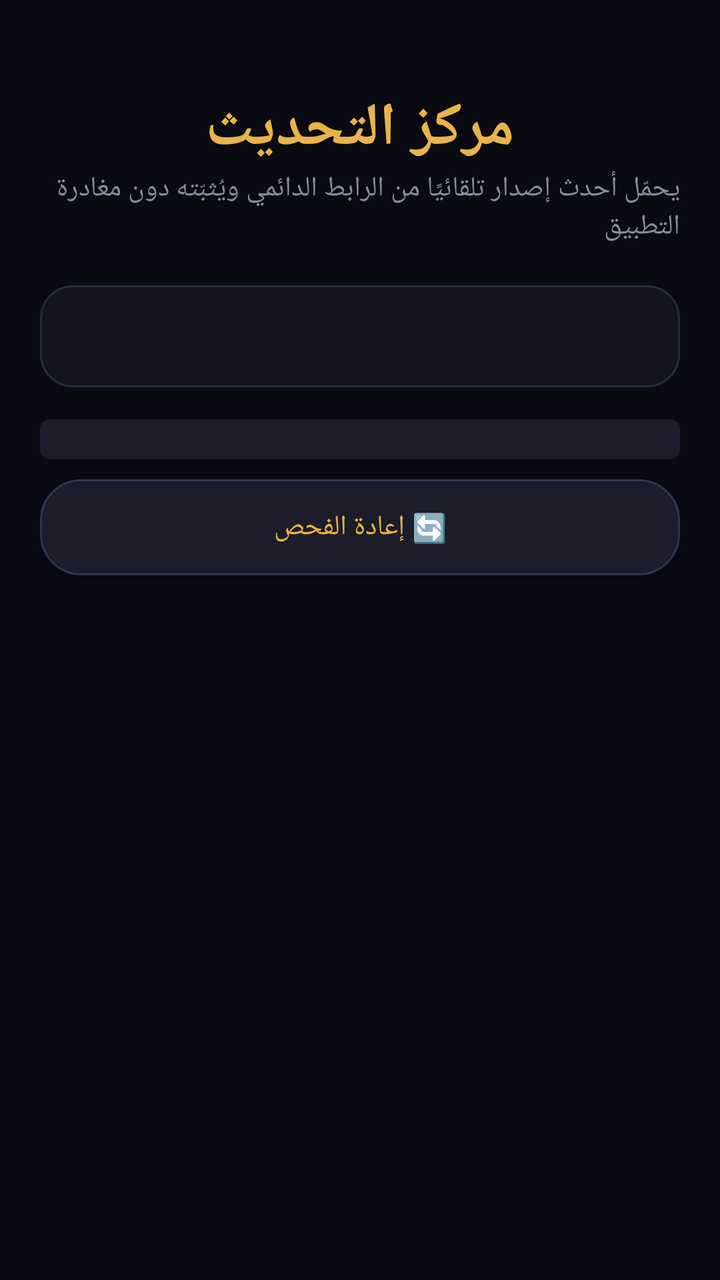
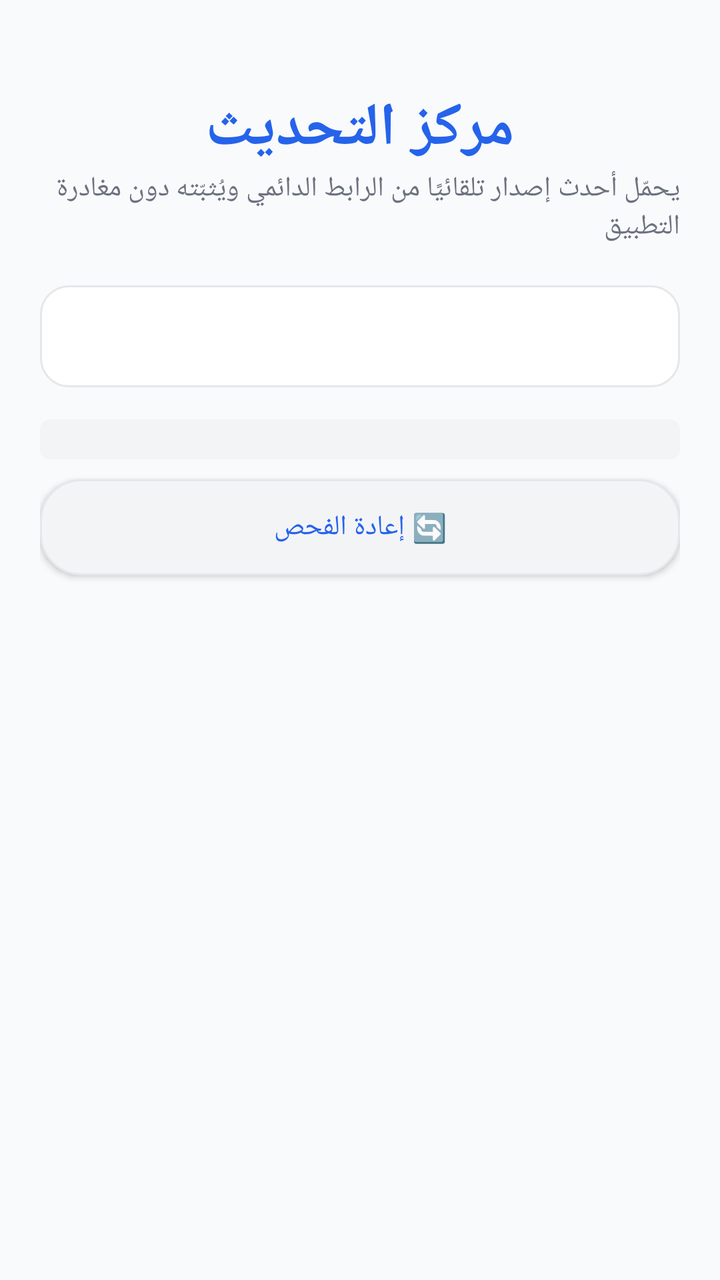

Compare the two renders of this Android layout. The source of the first and the diff that turns it into the second are given below.
<!-- AndroidManifest.xml: application theme AppTheme -->
<!-- res/layout/activity_update.xml -->
<?xml version="1.0" encoding="utf-8"?>
<ScrollView xmlns:android="http://schemas.android.com/apk/res/android"
    android:layout_width="match_parent"
    android:layout_height="match_parent"
    android:background="@color/bg"
    android:fillViewport="true">

    <LinearLayout
        android:layout_width="match_parent"
        android:layout_height="wrap_content"
        android:orientation="vertical"
        android:padding="20dp">

        <TextView
            android:layout_width="wrap_content"
            android:layout_height="wrap_content"
            android:layout_gravity="center"
            android:layout_marginTop="24dp"
            android:text="@string/update_center"
            android:textColor="@color/gold"
            android:textSize="30sp"
            android:textStyle="bold" />

        <TextView
            android:layout_width="wrap_content"
            android:layout_height="wrap_content"
            android:layout_gravity="center"
            android:layout_marginBottom="20dp"
            android:text="@string/update_subtitle"
            android:textColor="@color/text_dim"
            android:textSize="14sp" />

        <TextView
            android:id="@+id/update_status"
            android:layout_width="match_parent"
            android:layout_height="wrap_content"
            android:padding="16dp"
            android:background="@drawable/bg_card"
            android:textColor="@color/text"
            android:textSize="14sp" />

        <ProgressBar
            android:id="@+id/update_bar"
            style="@android:style/Widget.ProgressBar.Horizontal"
            android:layout_width="match_parent"
            android:layout_height="wrap_content"
            android:layout_marginTop="16dp"
            android:max="100"
            android:progress="0"
            android:progressTint="@color/gold"
            android:progressBackgroundTint="@color/surface2" />

        <Button
            android:id="@+id/install_btn"
            android:layout_width="match_parent"
            android:layout_height="wrap_content"
            android:layout_marginTop="16dp"
            android:padding="14dp"
            android:text="@string/install_now"
            android:textColor="#1A1206"
            android:textStyle="bold"
            android:background="@drawable/bg_glow_button"
            android:visibility="gone" />

        <Button
            android:id="@+id/check_btn"
            android:layout_width="match_parent"
            android:layout_height="wrap_content"
            android:layout_marginTop="10dp"
            android:padding="14dp"
            android:text="@string/recheck"
            android:textColor="@color/gold"
            android:background="@drawable/bg_chip" />
    </LinearLayout>
</ScrollView>
<!-- resources referenced by this layout -->
<resources>
  <color name="bg">#0A0A12</color>
  <color name="gold">#E8B44A</color>
  <color name="surface2">#1C1C2A</color>
  <color name="text">#F2EFE6</color>
  <color name="text_dim">#8A8AA0</color>
  <!-- drawable bg_card (drawable) -->
  <?xml version="1.0" encoding="utf-8"?>
  <shape xmlns:android="http://schemas.android.com/apk/res/android" android:shape="rectangle">
      <solid android:color="@color/surface" />
      <corners android:radius="16dp" />
      <stroke android:width="1dp" android:color="#2A2A40" />
  </shape>
  <!-- drawable bg_chip (drawable) -->
  <?xml version="1.0" encoding="utf-8"?>
  <shape xmlns:android="http://schemas.android.com/apk/res/android" android:shape="rectangle">
      <solid android:color="@color/surface2" />
      <corners android:radius="20dp" />
      <stroke android:width="1dp" android:color="#333350" />
  </shape>
  <!-- drawable bg_glow_button (drawable) -->
  <?xml version="1.0" encoding="utf-8"?>
  <shape xmlns:android="http://schemas.android.com/apk/res/android" android:shape="rectangle">
      <gradient android:startColor="#E8B44A" android:endColor="#B97F1F" android:angle="270" />
      <corners android:radius="14dp" />
  </shape>
  <string name="install_now">⬇️ تحميل أحدث إصدار الآن</string>
  <string name="recheck">🔄 إعادة الفحص</string>
  <string name="update_center">مركز التحديث</string>
  <string name="update_subtitle">يحمّل أحدث إصدار تلقائيًا من الرابط الدائمي ويُثبّته دون مغادرة التطبيق</string>
  <style name="AppTheme" parent="android:Theme.Material.NoActionBar">
          <item name="android:windowBackground">@color/bg</item>
          <item name="android:colorPrimary">@color/bg</item>
          <item name="android:colorPrimaryDark">@color/bg</item>
          <item name="android:colorAccent">@color/gold</item>
          <item name="android:statusBarColor">@color/bg</item>
          <item name="android:navigationBarColor">@color/bg</item>
          <item name="android:textColorPrimary">@color/text</item>
          <item name="android:textColorSecondary">@color/text_dim</item>
      </style>
  <color name="surface">#14141F</color>
</resources>

<!-- the commit's change to res/layout/activity_update.xml (unified diff, before → after) -->
@@ -57,7 +57,7 @@
             android:layout_marginTop="16dp"
             android:padding="14dp"
             android:text="@string/install_now"
-            android:textColor="#1A1206"
+            android:textColor="#FFFFFF"
             android:textStyle="bold"
             android:background="@drawable/bg_glow_button"
             android:visibility="gone" />
<!-- resource entries referenced after the edit -->
@@ -1,44 +1,46 @@
 <!-- resources referenced by this layout -->
 <resources>
-  <color name="bg">#0A0A12</color>
-  <color name="gold">#E8B44A</color>
-  <color name="surface2">#1C1C2A</color>
-  <color name="text">#F2EFE6</color>
-  <color name="text_dim">#8A8AA0</color>
+  <color name="bg">#F9FAFB</color>
+  <color name="gold">#2563EB</color>
+  <color name="surface2">#F3F4F6</color>
+  <color name="text">#111827</color>
+  <color name="text_dim">#6B7280</color>
   <!-- drawable bg_card (drawable) -->
   <?xml version="1.0" encoding="utf-8"?>
   <shape xmlns:android="http://schemas.android.com/apk/res/android" android:shape="rectangle">
       <solid android:color="@color/surface" />
-      <corners android:radius="16dp" />
-      <stroke android:width="1dp" android:color="#2A2A40" />
+      <corners android:radius="14dp" />
+      <stroke android:width="1dp" android:color="@color/border" />
   </shape>
   <!-- drawable bg_chip (drawable) -->
   <?xml version="1.0" encoding="utf-8"?>
   <shape xmlns:android="http://schemas.android.com/apk/res/android" android:shape="rectangle">
       <solid android:color="@color/surface2" />
       <corners android:radius="20dp" />
-      <stroke android:width="1dp" android:color="#333350" />
+      <stroke android:width="1dp" android:color="@color/border" />
   </shape>
   <!-- drawable bg_glow_button (drawable) -->
   <?xml version="1.0" encoding="utf-8"?>
   <shape xmlns:android="http://schemas.android.com/apk/res/android" android:shape="rectangle">
-      <gradient android:startColor="#E8B44A" android:endColor="#B97F1F" android:angle="270" />
-      <corners android:radius="14dp" />
+      <solid android:color="@color/gold" />
+      <corners android:radius="12dp" />
   </shape>
   <string name="install_now">⬇️ تحميل أحدث إصدار الآن</string>
   <string name="recheck">🔄 إعادة الفحص</string>
   <string name="update_center">مركز التحديث</string>
   <string name="update_subtitle">يحمّل أحدث إصدار تلقائيًا من الرابط الدائمي ويُثبّته دون مغادرة التطبيق</string>
-  <style name="AppTheme" parent="android:Theme.Material.NoActionBar">
+  <style name="AppTheme" parent="android:Theme.Material.Light.NoActionBar">
           <item name="android:windowBackground">@color/bg</item>
-          <item name="android:colorPrimary">@color/bg</item>
+          <item name="android:colorPrimary">@color/surface</item>
           <item name="android:colorPrimaryDark">@color/bg</item>
           <item name="android:colorAccent">@color/gold</item>
           <item name="android:statusBarColor">@color/bg</item>
           <item name="android:navigationBarColor">@color/bg</item>
+          <item name="android:windowLightStatusBar">true</item>
           <item name="android:textColorPrimary">@color/text</item>
           <item name="android:textColorSecondary">@color/text_dim</item>
       </style>
-  <color name="surface">#14141F</color>
+  <color name="surface">#FFFFFF</color>
+  <color name="border">#E5E7EB</color>
 </resources>
 
